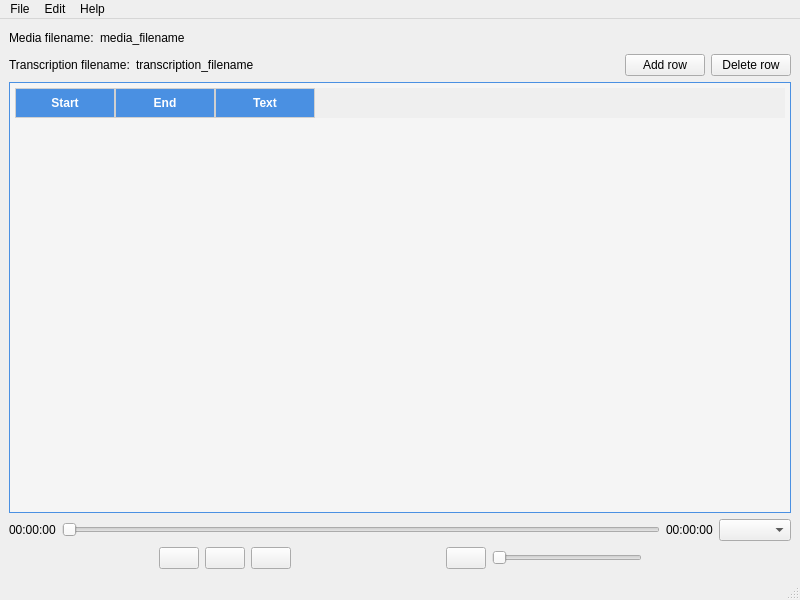
Above: transcript-fixer/ui/mainwindow.ui from ignabelitzky/edia-utilities before the change. Below: the same form after it.
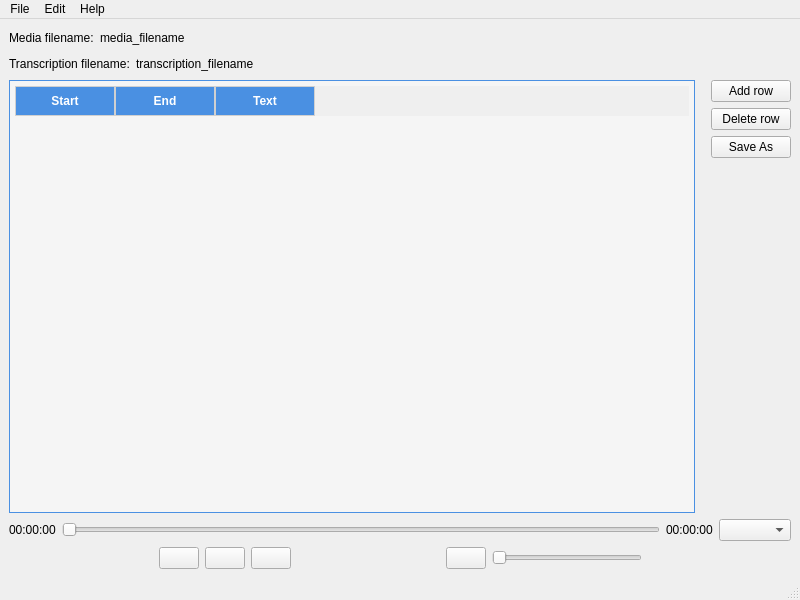
That is the form after the change. Icons and pictures are not drawn.

Commit message: Improvements in the layout of the UI, use of QThread to control the media playback

```diff
--- a/transcript-fixer/ui/mainwindow.ui
+++ b/transcript-fixer/ui/mainwindow.ui
@@ -89,48 +89,12 @@
           </property>
          </spacer>
         </item>
-        <item>
-         <widget class="QPushButton" name="addButton">
-          <property name="text">
-           <string>Add row</string>
-          </property>
-          <property name="icon">
-           <iconset theme="QIcon::ThemeIcon::ListAdd"/>
-          </property>
-          <property name="iconSize">
-           <size>
-            <width>25</width>
-            <height>16</height>
-           </size>
-          </property>
-          <property name="shortcut">
-           <string>Ctrl++</string>
-          </property>
-         </widget>
-        </item>
-        <item>
-         <widget class="QPushButton" name="deleteButton">
-          <property name="text">
-           <string>Delete row</string>
-          </property>
-          <property name="icon">
-           <iconset theme="QIcon::ThemeIcon::ListRemove"/>
-          </property>
-          <property name="iconSize">
-           <size>
-            <width>25</width>
-            <height>16</height>
-           </size>
-          </property>
-          <property name="shortcut">
-           <string>Ctrl+-</string>
-          </property>
-         </widget>
-        </item>
        </layout>
       </item>
      </layout>
     </item>
+    <item>
+     <layout class="QHBoxLayout" name="horizontalLayout_5">
     <item>
      <widget class="QTableWidget" name="tableWidget">
       <property name="styleSheet">
@@ -213,6 +177,76 @@
        </property>
       </column>
      </widget>
+      </item>
+      <item>
+       <layout class="QVBoxLayout" name="verticalLayout_3">
+        <property name="leftMargin">
+         <number>10</number>
+        </property>
+        <item>
+         <widget class="QPushButton" name="addButton">
+          <property name="text">
+           <string>Add row</string>
+          </property>
+          <property name="icon">
+           <iconset theme="QIcon::ThemeIcon::ListAdd"/>
+          </property>
+          <property name="iconSize">
+           <size>
+            <width>25</width>
+            <height>16</height>
+           </size>
+          </property>
+          <property name="shortcut">
+           <string>Ctrl++</string>
+          </property>
+         </widget>
+        </item>
+        <item>
+         <widget class="QPushButton" name="deleteButton">
+          <property name="text">
+           <string>Delete row</string>
+          </property>
+          <property name="icon">
+           <iconset theme="QIcon::ThemeIcon::ListRemove"/>
+          </property>
+          <property name="iconSize">
+           <size>
+            <width>25</width>
+            <height>16</height>
+           </size>
+          </property>
+          <property name="shortcut">
+           <string>Ctrl+-</string>
+          </property>
+         </widget>
+        </item>
+        <item>
+         <widget class="QPushButton" name="saveButton">
+          <property name="text">
+           <string>Save As</string>
+          </property>
+          <property name="icon">
+           <iconset theme="QIcon::ThemeIcon::DocumentSaveAs"/>
+          </property>
+         </widget>
+        </item>
+        <item>
+         <spacer name="verticalSpacer">
+          <property name="orientation">
+           <enum>Qt::Orientation::Vertical</enum>
+          </property>
+          <property name="sizeHint" stdset="0">
+           <size>
+            <width>20</width>
+            <height>40</height>
+           </size>
+          </property>
+         </spacer>
+        </item>
+       </layout>
+      </item>
+     </layout>
     </item>
     <item>
      <layout class="QHBoxLayout" name="horizontalLayout_4">
```
Lines whose indentation alone changed are shown as unchanged. The commit also changes 2 other files.
